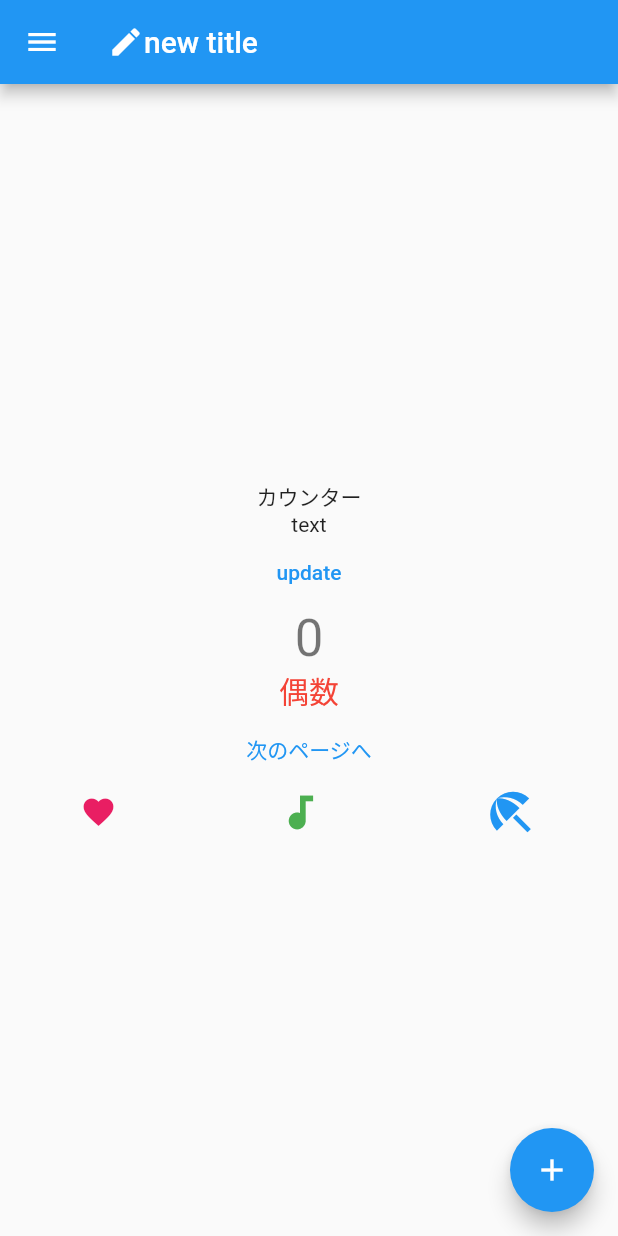
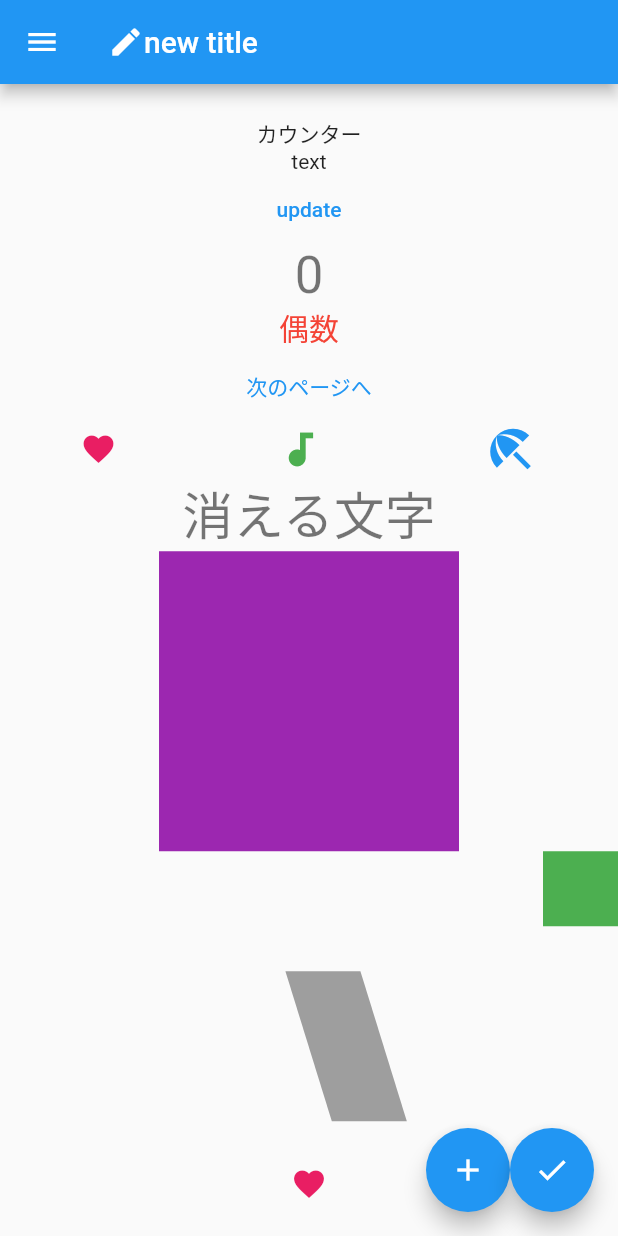
Before and after one commit to tamaki8021/flutter-practice, a Flutter app: the screen it shows after launch, on a phone screen of 412 x 824 dp. Run offline on Flutter 3.47's test engine with Material 2 defaults, Android fonts, the phone set to English and light mode, and no system bars.

```diff
--- a/lib/main.dart
+++ b/lib/main.dart
@@ -28,9 +28,10 @@ class MyHomePage extends StatefulWidget {
   _MyHomePageState createState() => _MyHomePageState();
 }
 
-class _MyHomePageState extends State<MyHomePage> {
+class _MyHomePageState extends State<MyHomePage> with TickerProviderStateMixin {
   int _counter = 0;
   String _type = "偶数";
+  bool flag = false;
 
   void _incrementCounter() {
     setState(() {
@@ -40,6 +41,12 @@ class _MyHomePageState extends State<MyHomePage> {
       } else {
         _type = "奇数";
       }
+    });
+  }
+
+  _click() async {
+    setState(() {
+      flag = !flag;
     });
   }
 
@@ -97,15 +104,58 @@ class _MyHomePageState extends State<MyHomePage> {
                     size: 36.0,
                   ),
                 ],
-            )
+              ),
+              AnimatedOpacity(
+                opacity: flag ? 0.1 : 1.0,
+                duration: Duration(seconds: 3),
+                child: Text(
+                  "消える文字",
+                  style: Theme.of(context).textTheme.headline4,
+                ),
+              ),
+              AnimatedSize(
+                vsync: this,
+                duration: Duration(seconds: 3),
+                child: SizedBox(
+                  width: flag ? 50 : 200,
+                  height: flag ? 50 : 200,
+                  child: Container(color: Colors.purple,),
+                ),
+              ),
+              AnimatedAlign(
+                alignment: flag ? Alignment.topLeft : Alignment.bottomRight,
+                duration: Duration(seconds: 3),
+                child: SizedBox(
+                    width: 50,
+                    height: 50,
+                    child: Container(color: Colors.green,)
+                ),
+              ),
+              AnimatedContainer(
+                  duration: Duration(seconds: 3),
+                  width: flag ? 100 : 50,
+                  height: flag ? 50 : 100,
+                  padding: flag ? EdgeInsets.all(0) : EdgeInsets.all(30),
+                  margin: flag ? EdgeInsets.all(0) : EdgeInsets.all(30),
+                  transform: flag ? Matrix4.skewX(0.0) : Matrix4.skewX(0.3),
+                  color: flag ? Colors.blue : Colors.grey
+              ),
+              AnimatedSwitcher(
+                  duration: Duration(seconds: 3),
+                  child: flag ? Text("none") : Icon(Icons.favorite, color: Colors.pink)
+              ),
             ],
           ),
         ),
-      floatingActionButton: FloatingActionButton(
+        floatingActionButton:
+        Row(mainAxisAlignment: MainAxisAlignment.end, children: [
+          FloatingActionButton(
             onPressed: _incrementCounter,
             tooltip: 'Increment',
             child: Icon(Icons.add),
           ), // This trailing comma makes auto-formatting nicer for build methods.
+          FloatingActionButton(onPressed: _click, child: Icon(Icons.check),)
+        ],)
     );
   }
 }
```
Lines whose indentation alone changed are shown as unchanged.
